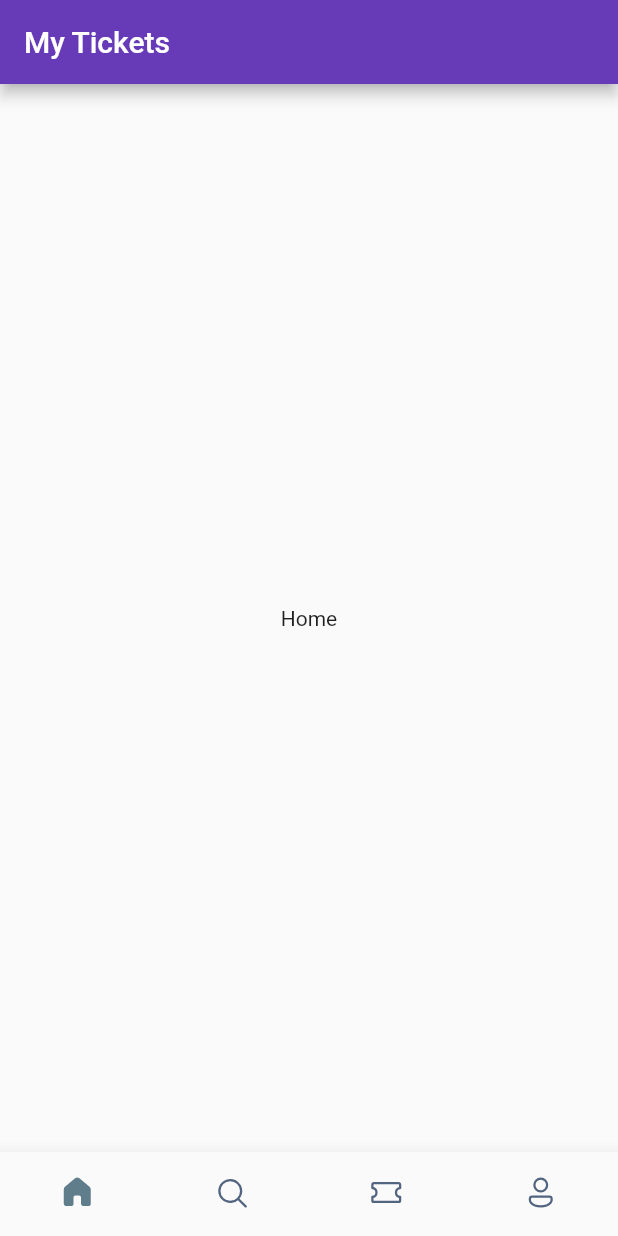
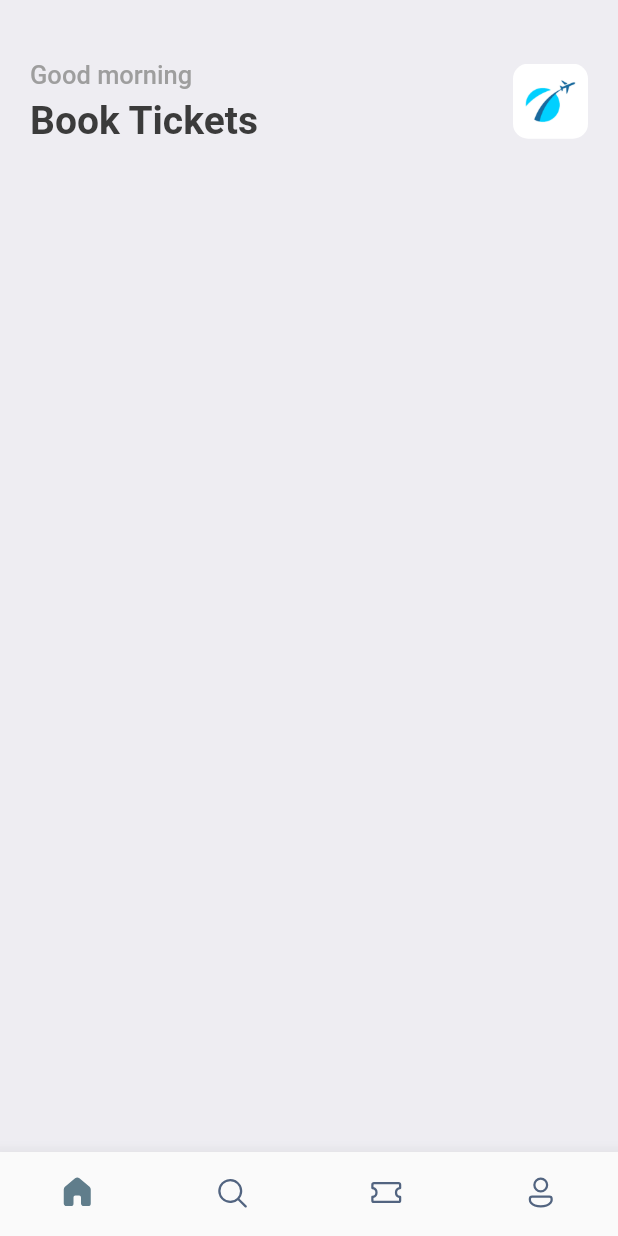
Before and after one commit to SJovis/Flutter-Learning, a Flutter app: the screen it shows after launch, on a phone screen of 412 x 824 dp. Run offline on Flutter 3.47's test engine with Material 2 defaults, Android fonts, the phone set to English and light mode, and no system bars; our stand-ins replace fluentui_icons, gap.

Commit message:
added utils and headline for homepage

```diff
--- a/lib/main.dart
+++ b/lib/main.dart
@@ -1,4 +1,5 @@
 import 'package:flutter/material.dart';
+import 'utils/app_styles.dart';
 import 'screens/bottom_bar.dart';
 
 void main() {
@@ -13,7 +14,7 @@ class MyApp extends StatelessWidget {
     return MaterialApp(
       debugShowCheckedModeBanner: false,
       title: 'Flutter Demo ',
-      theme: ThemeData(primarySwatch: Colors.deepPurple),
+      theme: ThemeData(primaryColor: primary),
       home: const BottomBar(),
     );
   }
--- a/lib/screens/bottom_bar.dart
+++ b/lib/screens/bottom_bar.dart
@@ -1,6 +1,6 @@
 import 'package:fluentui_icons/fluentui_icons.dart';
 import 'package:flutter/material.dart';
-import 'package:flutter/cupertino.dart';
+import 'package:hello_world/screens/home_screen.dart';
 
 class BottomBar extends StatefulWidget {
   const BottomBar({super.key});
@@ -13,7 +13,7 @@ class _BottomBarState extends State<BottomBar> {
   int _selectedIndex = 0;
 
   static final List<Widget> _widgetOptions = <Widget>[
-    const Text('Home'),
+    const HomeScreen(),
     const Text('Search'),
     const Text('Tickets'),
     const Text('Profile'),
@@ -28,9 +28,6 @@ class _BottomBarState extends State<BottomBar> {
   @override
   Widget build(BuildContext context) {
     return Scaffold(
-      appBar: AppBar(
-        title: const Text('My Tickets'),
-      ),
       body: Center(child: _widgetOptions[_selectedIndex]),
       bottomNavigationBar: BottomNavigationBar(
         currentIndex: _selectedIndex,
@@ -40,7 +37,7 @@ class _BottomBarState extends State<BottomBar> {
         showUnselectedLabels: false,
         type: BottomNavigationBarType.fixed,
         selectedItemColor: Colors.blueGrey,
-        unselectedItemColor: Color(0xFF526480),
+        unselectedItemColor: const Color(0xFF526480),
         items: const [
           BottomNavigationBarItem(
             icon: Icon(FluentSystemIcons.ic_fluent_home_regular),
--- /dev/null
+++ b/lib/screens/home_screen.dart
@@ -0,0 +1,58 @@
+import 'package:flutter/material.dart';
+import 'package:gap/gap.dart';
+import '../utils/app_styles.dart';
+
+class HomeScreen extends StatelessWidget {
+  const HomeScreen({super.key});
+
+  @override
+  Widget build(BuildContext context) {
+    return Scaffold(
+      backgroundColor: Styles.bgColor,
+      body: ListView(
+        children: [
+          Container(
+            padding: const EdgeInsets.symmetric(horizontal: 20),
+            child: Column(
+              children: [
+                const Gap(40),
+                Row(
+                  mainAxisAlignment: MainAxisAlignment.spaceBetween,
+                  children: [
+                    Column(
+                      crossAxisAlignment: CrossAxisAlignment.start,
+                      children: [
+                        Text(
+                          'Good morning',
+                          style: Styles.headlineStyle3,
+                        ),
+                        const Gap(5),
+                        Text(
+                          'Book Tickets',
+                          style: Styles.headlineStyle1,
+                        ),
+                      ],
+                    ),
+                    Container(
+                      height: 50,
+                      width: 50,
+                      decoration: BoxDecoration(
+                        borderRadius: BorderRadius.circular(10),
+                        image: const DecorationImage(
+                          fit: BoxFit.cover,
+                          image: AssetImage(
+                            'assets/images/img_1.png',
+                          ),
+                        ),
+                      ),
+                    ),
+                  ],
+                )
+              ],
+            ),
+          ),
+        ],
+      ),
+    );
+  }
+}
--- /dev/null
+++ b/lib/utils/app_styles.dart
@@ -0,0 +1,20 @@
+import 'package:flutter/material.dart';
+
+Color primary = const Color(0xFF687daf);
+
+class Styles {
+  static Color primaryColor = primary;
+  static Color textColor = const Color(0xFF3b3b3b);
+  static Color bgColor = const Color(0xFFeeedf2);
+  static Color orangeColor = const Color(0xFF526799);
+  static TextStyle textStyle =
+      TextStyle(fontSize: 16, color: textColor, fontWeight: FontWeight.w500);
+  static TextStyle headlineStyle1 =
+      TextStyle(fontSize: 26, color: textColor, fontWeight: FontWeight.bold);
+  static TextStyle headlineStyle2 =
+      TextStyle(fontSize: 21, color: textColor, fontWeight: FontWeight.bold);
+  static TextStyle headlineStyle3 = TextStyle(
+      fontSize: 17, color: Colors.grey.shade500, fontWeight: FontWeight.w500);
+  static TextStyle headlineStyle4 = TextStyle(
+      fontSize: 14, color: Colors.grey.shade500, fontWeight: FontWeight.w500);
+}
--- a/pubspec.yaml
+++ b/pubspec.yaml
@@ -36,6 +36,7 @@ dependencies:
   # Use with the CupertinoIcons class for iOS style icons.
   cupertino_icons: ^1.0.2
   fluentui_icons: ^1.0.0
+  gap: ^2.0.0
 
 dev_dependencies:
   flutter_test:
@@ -59,8 +60,8 @@ flutter:
   uses-material-design: true
 
   # To add assets to your application, add an assets section, like this:
-  # assets:
-  #   - images/a_dot_burr.jpeg
+  assets:
+    - assets/images/
   #   - images/a_dot_ham.jpeg
 
   # An image asset can refer to one or more resolution-specific "variants", see
```
Also changed, not shown: assets/images/img.png (added), assets/images/img_1.png (added), assets/images/one.png (added), assets/images/sit.jpg (added), assets/images/three.png (added), assets/images/two.png (added), assets/images/visa.png (added), pubspec.lock.
